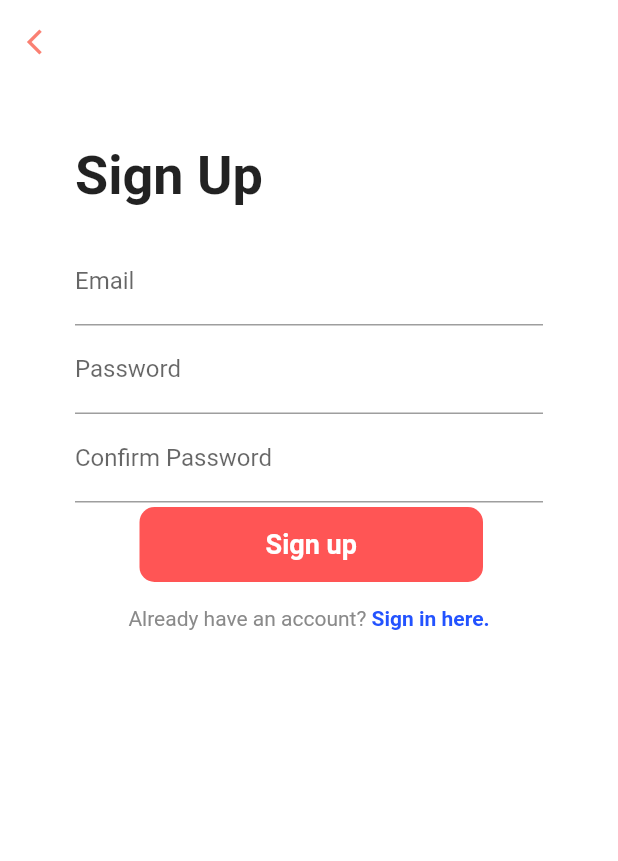
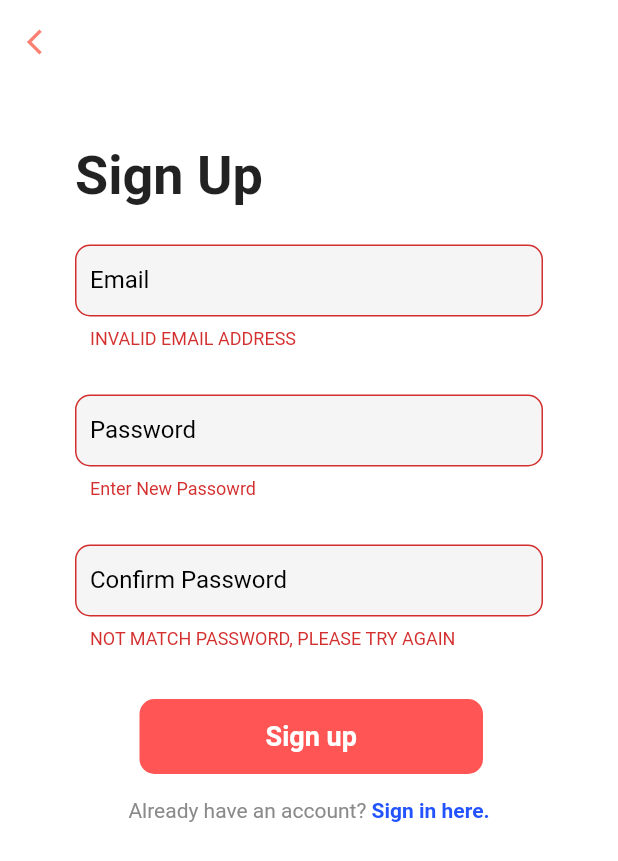
Before and after one commit to ghiedoc/QSelf--Health-Check, a Flutter app: the starts screen opened by its route, after a tap on "Get Started", after a tap on "Sign up", on a phone screen of 412 x 824 dp. Shown: the top 861 px of the screen. Run offline on Flutter 3.47's test engine with Material 2 defaults, Android fonts, the phone set to English and light mode, and no system bars.

Commit message:
validation signup

```diff
--- a/lib/screen/signup.dart
+++ b/lib/screen/signup.dart
@@ -10,8 +10,25 @@ class SignUpPage extends StatefulWidget {
 }
 
 class _SignUpPageState extends State<SignUpPage> {
+
   TextEditingController _passwordController = new TextEditingController();
+  FocusNode myFocusNode = new FocusNode();
+  GlobalKey<FormState> formkey = GlobalKey<FormState>();
 
+//
+//  validation field
+  void validate(){
+    if(formkey.currentState.validate()){
+      print("validated");
+    }else{
+      print("not validated");
+    }
+
+  }
+//  function signUp btn
+  void submit(){
+    print("pasok");
+  }
 
   @override
   Widget build(BuildContext context) {
@@ -23,10 +40,13 @@ class _SignUpPageState extends State<SignUpPage> {
           backgroundColor: Colors.white,
           leading: IconButton(
             onPressed: () {
-              Navigator.of(context).pushReplacementNamed
-                (starts.routeName);
+              Navigator.of(context).pushReplacementNamed(starts.routeName);
             },
-            icon: Icon(Icons.arrow_back_ios, size: 20, color: Color(0xFFFA8072),),
+            icon: Icon(
+              Icons.arrow_back_ios,
+              size: 20,
+              color: Color(0xFFFA8072),
+            ),
           ),
         ),
         body: SingleChildScrollView(
@@ -43,76 +63,23 @@ class _SignUpPageState extends State<SignUpPage> {
                     Column(
                       crossAxisAlignment: CrossAxisAlignment.start,
                       children: <Widget>[
-                        Text("Sign Up", style: TextStyle(
+                        Text(
+                          "Sign Up",
+                          style: TextStyle(
                             fontSize: 36,
                             fontWeight: FontWeight.bold,
-
-                        ),),
-                        SizedBox(height: 20,),
-
-                    Center(
-                      child: Form(
-                        child: SingleChildScrollView(
-                          child: Column(
-                            children: <Widget>[
-                              TextFormField(
-                                decoration: InputDecoration(labelText: 'Email'),
-                                  keyboardType: TextInputType.emailAddress,
-                                validator: (value){
-                                  if(value.isEmpty || value == "@"){
-                                    return 'INVALID EMAIL ADDRESS';
-                                  }
-                                  return null;
-                                },
-                                onSaved: (value){
-//                                  database paasok
-                                }
                           ),
-                        TextFormField(
-                          decoration: InputDecoration(labelText: 'Password'),
-                          obscureText: true,
-                          controller: _passwordController,
-                          validator: (value){
-                            if(value.isEmpty){
-                              return 'INVALID PASSWORD';
-                            }
-                            return null;
-                          },
-                          onSaved: (value){
-//                                  database paasok
-                          }
                         ),
-                              TextFormField(
-                                decoration: InputDecoration(labelText: 'Confirm Password'),
-                                obscureText: true,
-                                validator: (value){
-                                  if(value.isEmpty || value != _passwordController.text){
-                                    return 'NOT MATCH PASSWORD, PLEASE TRY AGAIN';
-                                  }
-                                  return null;
-                                },
-                                onSaved: (value){
-                                },
+                        SizedBox(
+                          height: 20,
                         ),
-
-
-                            ],
-                          ),
-                        )
-                      )
-
-                        )
-
-
-
-
 //                        Container(
 //                          height: MediaQuery.of(context).size.height/4,
 //                          child: Center(
 //                            child: Container(
 //                              child: Image.asset('assets/images/qselflogolight.png',
-//                                height: 200,
-//                                width:  200,
+//                                height: 170,
+//                                width:  170,
 //                              ),
 //                            ),
 //                          ),
@@ -122,6 +89,106 @@ class _SignUpPageState extends State<SignUpPage> {
 ////                            )
 ////                        )
 //                        ),
+                        Center(
+                          child: Form(
+                            key: formkey,
+                            child: SingleChildScrollView(
+                              child: Column(
+                                children: <Widget>[
+                                  SizedBox(height: 5,),
+                                  TextFormField(
+                                      decoration: InputDecoration(
+                                        labelText: 'Email',
+                                        filled: true,
+                                        labelStyle: TextStyle(
+                                            color: myFocusNode.hasFocus ? Colors.blue : Colors.black
+                                        ),
+                                        contentPadding: EdgeInsets.symmetric(
+                                            vertical: 0, horizontal: 10),
+                                        enabledBorder: OutlineInputBorder(
+                                            borderRadius: BorderRadius.circular(10),
+                                            borderSide: BorderSide(
+                                                color: Colors.grey[400])),
+                                        border: OutlineInputBorder(
+                                            borderRadius: BorderRadius.circular(10),
+                                            borderSide: BorderSide(
+                                                color: Colors.grey[400])),
+                                      ),
+                                      keyboardType: TextInputType.emailAddress,
+                                      validator: (value) {
+                                        if(value.isEmpty || !value.contains("@") || !value.contains(".com")){
+                                          return 'INVALID EMAIL ADDRESS';
+                                        }
+                                        return null;
+                                      },
+                                      onSaved: (value) {
+//                                  database paasok
+                                      }),
+                                  SizedBox(height: 30,),
+                                  TextFormField(
+                                      decoration: InputDecoration(
+                                        labelText: 'Password',
+                                        filled: true,
+                                        labelStyle: TextStyle(
+                                            color: myFocusNode.hasFocus ? Colors.blue : Colors.black
+                                        ),
+                                        contentPadding: EdgeInsets.symmetric(
+                                            vertical: 0, horizontal: 10),
+                                        enabledBorder: OutlineInputBorder(
+                                            borderRadius: BorderRadius.circular(10),
+                                            borderSide: BorderSide(
+                                                color: Colors.grey[400])),
+                                        border: OutlineInputBorder(
+                                            borderRadius: BorderRadius.circular(10),
+                                            borderSide: BorderSide(
+                                                color: Colors.grey[400])),
+                                      ),
+                                      obscureText: true,
+                                      controller: _passwordController,
+                                      validator: (value) {
+                                        if (value.isEmpty) {return 'Enter New Passowrd';
+                                        }else if (value.length < 8){
+                                          return 'Password must be atleast 8 characters long';
+                                        }else if(!value.contains("@") && (!value.contains("!") && !value.contains("#") && !value.contains("%"))){
+                                          return 'Password must be atleast 1 character';
+                                        }
+                                        return null;
+                                      },
+                                      onSaved: (value) {
+//                                  database paasok
+                                      }),
+                                  SizedBox(height: 30,),
+                                  TextFormField(
+                                    decoration: InputDecoration(
+                                      labelText: 'Confirm Password',
+                                      filled: true,
+                                      labelStyle: TextStyle(
+                                          color: myFocusNode.hasFocus ? Colors.blue : Colors.black
+                                      ),
+                                      contentPadding: EdgeInsets.symmetric(
+                                          vertical: 0, horizontal: 10),
+                                      enabledBorder: OutlineInputBorder(
+                                          borderRadius: BorderRadius.circular(10),
+                                          borderSide:
+                                          BorderSide(color: Colors.grey[400])),
+                                      border: OutlineInputBorder(
+                                          borderRadius: BorderRadius.circular(10),
+                                          borderSide:
+                                          BorderSide(color: Colors.grey[400])),
+                                    ),
+                                    obscureText: true,
+                                    validator: (value) {
+                                      if (value.isEmpty ||
+                                          value != _passwordController.text) {
+                                        return 'NOT MATCH PASSWORD, PLEASE TRY AGAIN';
+                                      }
+                                      return null;
+                                    },
+                                    onSaved: (value) {},
+                                  ),
+                                ],
+                              ),
+                            ),),),
                       ],
                     ),
 //                    Padding(padding: EdgeInsets.symmetric(horizontal: 40),
@@ -133,7 +200,7 @@ class _SignUpPageState extends State<SignUpPage> {
 //                        ],
 //                      ),
 //                    ),
-
+                    SizedBox(height: 30,),
                     Padding(
                       padding: EdgeInsets.symmetric(horizontal: 40),
                       child: Container(
@@ -145,18 +212,22 @@ class _SignUpPageState extends State<SignUpPage> {
                           minWidth: double.infinity,
                           height: 50,
                           onPressed: () {
+                            validate();
+                            submit();
 //                            signUp();
                           },
                           color: Color(0xFFFF5555),
                           elevation: 0,
                           shape: RoundedRectangleBorder(
-                              borderRadius: BorderRadius.circular(10)
-                          ),
-                          child: Text("Sign up", style: TextStyle(
+                              borderRadius: BorderRadius.circular(10)),
+                          child: Text(
+                            "Sign up",
+                            style: TextStyle(
                               fontWeight: FontWeight.w600,
                               fontSize: 18,
                               color: Colors.white,
-                          ),),
+                            ),
+                          ),
                         ),
                       ),
                     ),
@@ -165,21 +236,24 @@ class _SignUpPageState extends State<SignUpPage> {
                       child: Row(
                         mainAxisAlignment: MainAxisAlignment.center,
                         children: <Widget>[
-                          Text("Already have an account?", style: TextStyle(
+                          Text(
+                            "Already have an account?",
+                            style: TextStyle(
                               color: Color(0xFF8A8A8A),
                               fontSize: 14,
-                          ),),
+                            ),
+                          ),
                           InkWell(
-                        onTap:(){
-                          Navigator.of(context).pushReplacementNamed
-                            (LoginPage.routeName);
+                              onTap: () {
+                                Navigator.of(context)
+                                    .pushReplacementNamed(LoginPage.routeName);
                               },
-                         child: Text(" Sign in here.", style: TextStyle(
+                              child: Text(" Sign in here.",
+                                  style: TextStyle(
                                     fontWeight: FontWeight.w600,
                                     color: Color(0xFF2353FF),
                                     fontSize: 14,
-                          ))
-                      ),
+                                  ))),
                         ],
                       ),
                     )
@@ -188,8 +262,7 @@ class _SignUpPageState extends State<SignUpPage> {
               ],
             ),
           ),
-        )
-    );
+        ));
   }
 
 //  Widget makeInput({label, obscureText = false}) {
--- a/lib/screen/start.dart
+++ b/lib/screen/start.dart
@@ -42,17 +42,17 @@ class _startState extends State<starts> {
                 ],
               ),
               SizedBox(height: 50,),
-              Container(
-                padding: EdgeInsets.symmetric(
-                    horizontal: 30
-                ),
-                height: MediaQuery.of(context).size.height / 5,
-                decoration: BoxDecoration(
-                  image: DecorationImage(
-                    image: AssetImage('assets/qselflogodark.png')
-                  )
-                )
-              ),
+//              Container(
+//                padding: EdgeInsets.symmetric(
+//                    horizontal: 30
+//                ),
+//                height: MediaQuery.of(context).size.height / 5,
+//                decoration: BoxDecoration(
+//                  image: DecorationImage(
+//                    image: AssetImage('assets/qselflogodark.png')
+//                  )
+//                )
+//              ),
               SizedBox(height: 50,),
               Column(
                 children: <Widget>[
```
Lines whose indentation alone changed are shown as unchanged.
